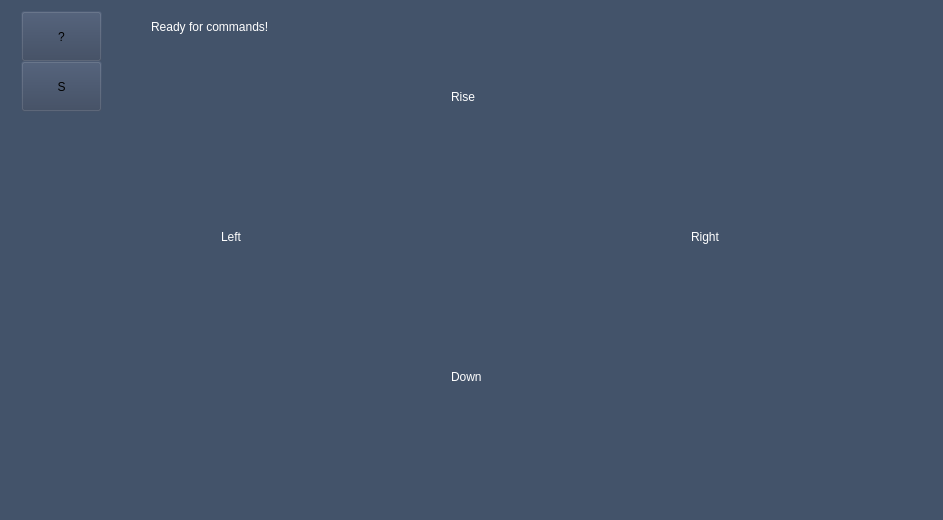
The window that RICS_Qt/mainwindow.ui (msultani/Robotic-Interactive-Computing-System-RICS) describes before a commit, drawn with Qt 5.
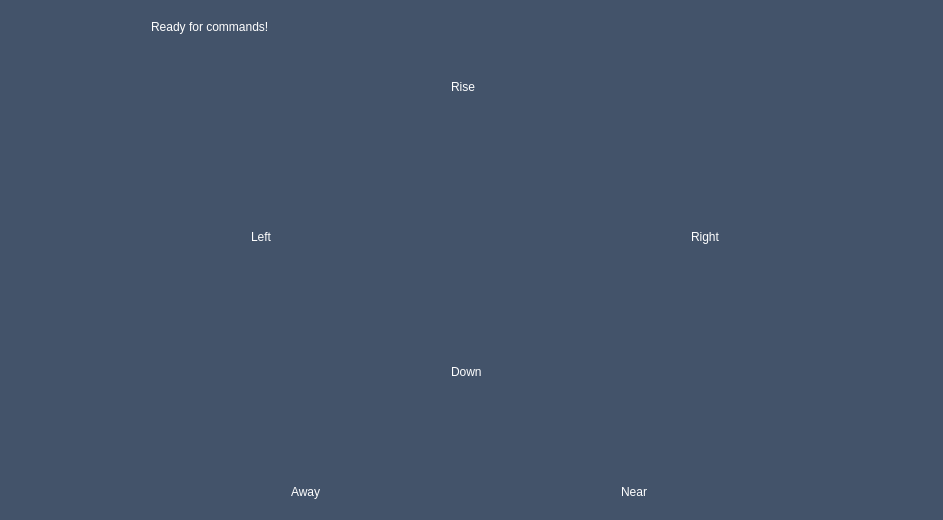
The same window after the commit. The open tabs and pages were chosen to show the change. Icons and pictures are not drawn. Custom widgets are drawn as their Qt base class.

Commit message: add in help and settings icon

```diff
--- a/RICS_Qt/mainwindow.ui
+++ b/RICS_Qt/mainwindow.ui
@@ -87,7 +87,7 @@
        <widget class="QHoverSensitiveButton" name="releaseButton">
         <property name="geometry">
          <rect>
-          <x>720</x>
+          <x>750</x>
           <y>370</y>
           <width>162</width>
           <height>102</height>
@@ -125,9 +125,9 @@
         <property name="geometry">
          <rect>
           <x>0</x>
-          <y>270</y>
-          <width>281</width>
-          <height>131</height>
+          <y>280</y>
+          <width>251</width>
+          <height>101</height>
          </rect>
         </property>
         <property name="styleSheet">
@@ -153,9 +153,9 @@
         <property name="geometry">
          <rect>
           <x>0</x>
-          <y>380</y>
-          <width>281</width>
-          <height>121</height>
+          <y>390</y>
+          <width>251</width>
+          <height>101</height>
          </rect>
         </property>
         <property name="styleSheet">
@@ -236,7 +236,7 @@
        <widget class="QHoverSensitiveButton" name="rightButton">
         <property name="geometry">
          <rect>
-          <x>580</x>
+          <x>570</x>
           <y>160</y>
           <width>91</width>
           <height>131</height>
@@ -265,9 +265,9 @@
         <property name="geometry">
          <rect>
           <x>400</x>
-          <y>270</y>
+          <y>260</y>
           <width>171</width>
-          <height>81</height>
+          <height>71</height>
          </rect>
         </property>
         <property name="styleSheet">
@@ -369,7 +369,7 @@
         <property name="geometry">
          <rect>
           <x>440</x>
-          <y>70</y>
+          <y>60</y>
           <width>91</width>
           <height>31</height>
          </rect>
@@ -389,7 +389,7 @@
          <rect>
           <x>680</x>
           <y>210</y>
-          <width>91</width>
+          <width>61</width>
           <height>31</height>
          </rect>
         </property>
@@ -409,7 +409,7 @@
           <x>440</x>
           <y>350</y>
           <width>91</width>
-          <height>31</height>
+          <height>21</height>
          </rect>
         </property>
         <property name="styleSheet">
@@ -425,9 +425,9 @@
        <widget class="QLabel" name="ready_label_5">
         <property name="geometry">
          <rect>
-          <x>210</x>
+          <x>240</x>
           <y>210</y>
-          <width>91</width>
+          <width>61</width>
           <height>31</height>
          </rect>
         </property>
@@ -444,10 +444,10 @@
        <widget class="QHoverSensitiveButton" name="stopButton">
         <property name="geometry">
          <rect>
-          <x>410</x>
+          <x>400</x>
           <y>170</y>
-          <width>161</width>
-          <height>101</height>
+          <width>171</width>
+          <height>91</height>
          </rect>
         </property>
         <property name="styleSheet">
@@ -471,7 +471,7 @@
        <widget class="QHoverSensitiveButton" name="fetchButton">
         <property name="geometry">
          <rect>
-          <x>730</x>
+          <x>760</x>
           <y>250</y>
           <width>141</width>
           <height>101</height>
@@ -518,27 +518,93 @@
        <widget class="QHoverSensitiveButton" name="tutorialButton">
         <property name="geometry">
          <rect>
-          <x>10</x>
+          <x>830</x>
           <y>0</y>
-          <width>81</width>
-          <height>51</height>
+          <width>61</width>
+          <height>101</height>
          </rect>
         </property>
+        <property name="styleSheet">
+         <string notr="true">background-color: rgba(183, 183, 183, 0);
+border: solid;</string>
+        </property>
         <property name="text">
-         <string>?</string>
+         <string/>
+        </property>
+        <property name="icon">
+         <iconset resource="resources.qrc">
+          <normaloff>:/images/help.png</normaloff>:/images/help.png</iconset>
+        </property>
+        <property name="iconSize">
+         <size>
+          <width>80</width>
+          <height>60</height>
+         </size>
         </property>
        </widget>
        <widget class="QHoverSensitiveButton" name="settingButton">
         <property name="geometry">
          <rect>
-          <x>10</x>
-          <y>50</y>
+          <x>720</x>
+          <y>0</y>
           <width>81</width>
-          <height>51</height>
+          <height>91</height>
          </rect>
         </property>
+        <property name="styleSheet">
+         <string notr="true">background-color: rgba(183, 183, 183, 0%);
+border: solid;</string>
+        </property>
         <property name="text">
-         <string>S</string>
+         <string/>
+        </property>
+        <property name="icon">
+         <iconset resource="resources.qrc">
+          <normaloff>:/images/gear.png</normaloff>:/images/gear.png</iconset>
+        </property>
+        <property name="iconSize">
+         <size>
+          <width>80</width>
+          <height>80</height>
+         </size>
+        </property>
+       </widget>
+       <widget class="QLabel" name="ready_label_6">
+        <property name="geometry">
+         <rect>
+          <x>280</x>
+          <y>470</y>
+          <width>91</width>
+          <height>21</height>
+         </rect>
+        </property>
+        <property name="styleSheet">
+         <string notr="true">qproperty-alignment: AlignCenter;
+font: 20pt &quot;.Helvetica Neue DeskInterface&quot;;
+color: white;
+</string>
+        </property>
+        <property name="text">
+         <string>Away</string>
+        </property>
+       </widget>
+       <widget class="QLabel" name="ready_label_7">
+        <property name="geometry">
+         <rect>
+          <x>610</x>
+          <y>470</y>
+          <width>91</width>
+          <height>21</height>
+         </rect>
+        </property>
+        <property name="styleSheet">
+         <string notr="true">qproperty-alignment: AlignCenter;
+font: 20pt &quot;.Helvetica Neue DeskInterface&quot;;
+color: white;
+</string>
+        </property>
+        <property name="text">
+         <string>Near</string>
         </property>
        </widget>
       </widget>
```
Left out of the diff: 5 changed lines with no effect on the pictures. The commit also changes 1 other file.
